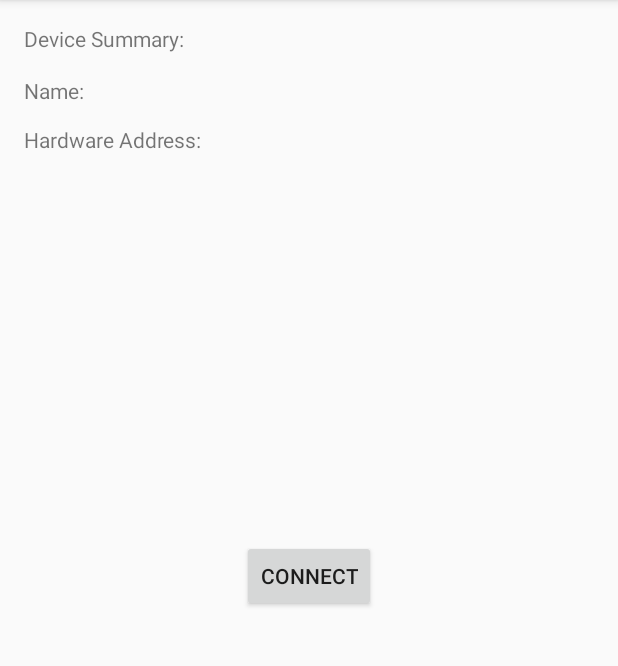
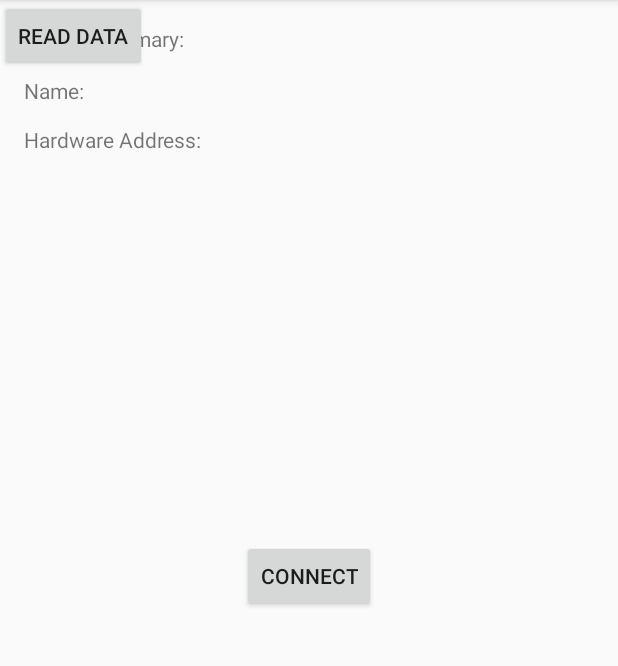
Before and after one commit to maniac-tech/PlayOnIntrusion, an Android app: the DeviceSummary screen opened directly, with no data from a screen before it, after a tap on "CONNECT", on a phone screen of 412 x 824 dp, the part 84-750 px from its top. Run offline under Robolectric (Android 15) with nearby library versions, the phone set to English and light mode, and no system bars; 8 statements that could not run were skipped.

Commit message:
Added data reading functionality

```diff
--- a/app/src/main/AndroidManifest.xml
+++ b/app/src/main/AndroidManifest.xml
@@ -20,7 +20,8 @@
                 <category android:name="android.intent.category.LAUNCHER" />
             </intent-filter>
         </activity>
-        <activity android:name=".DeviceSummary"></activity>
+        <activity android:name=".DeviceSummary" />
+        <activity android:name=".ReadData"></activity>
     </application>
 
 </manifest>
--- a/app/src/main/java/com/example/maniac/arduinobluetooth/DeviceSummary.java
+++ b/app/src/main/java/com/example/maniac/arduinobluetooth/DeviceSummary.java
@@ -4,6 +4,8 @@ import android.bluetooth.BluetoothAdapter;
 import android.bluetooth.BluetoothDevice;
 import android.bluetooth.BluetoothSocket;
 import android.content.Intent;
+import android.os.Handler;
+import android.os.Message;
 import android.support.v7.app.AppCompatActivity;
 import android.os.Bundle;
 import android.util.Log;
@@ -13,19 +15,29 @@ import android.widget.TextView;
 import org.w3c.dom.Text;
 
 import java.io.IOException;
+import java.io.InputStream;
+import java.io.OutputStream;
 import java.util.UUID;
 
 public class DeviceSummary extends AppCompatActivity {
     TextView displayDeviceName;
     TextView displayDeviceAdd;
 
+    String address = "00:21:13:01:45:9C";
+
     //defining Bluetooth Adapter:
     BluetoothAdapter adapter = BluetoothAdapter.getDefaultAdapter();
-    String address = "00:21:13:01:45:9C";
-//    String address = "75:C1:D0:6E:D4:6C";  //Artis
+
+    BluetoothDevice device = adapter.getRemoteDevice(address);
+    private static final String TAG = "MY_APP_DEBUG_TAG";
+
+    private Handler mHandler; // handler that gets info from Bluetooth service
+    //String address = "75:C1:D0:6E:D4:6C";  //Artis
     //String address = "C0:EE:FB:55:E4:C5"; //ONEPLUS
     //defining Bluetooth Device:
-    BluetoothDevice device = adapter.getRemoteDevice(address);
+
+
+    Intent dataActivity = new Intent(DeviceSummary.this, ReadData.class);
 
     @Override
     protected void onCreate(Bundle savedInstanceState) {
@@ -61,6 +73,8 @@ public class DeviceSummary extends AppCompatActivity {
         private BluetoothSocket mmSocket;
         private final BluetoothDevice mmDevice;
 
+
+
         public ConnectThread(BluetoothDevice device) {
             // Use a temporary object that is later assigned to mmSocket
             // because mmSocket is final.
@@ -90,6 +104,8 @@ public class DeviceSummary extends AppCompatActivity {
                 // This is a blocking call and will only return on a successful connection or an exception
                 Log.i("Debug","Connecting to socket...");
                 mmSocket.connect();
+                //startActivity(dataActivity);
+
             } catch (IOException e) {
                 Log.e("Debug", e.toString());
                 //  e.printStackTrace();
@@ -99,6 +115,8 @@ public class DeviceSummary extends AppCompatActivity {
                     mmSocket =(BluetoothSocket) mmDevice.getClass().getMethod("createRfcommSocket", new Class[] {int.class}).invoke(mmDevice,1);
                     mmSocket.connect();
                     Log.i("Debug","Connected");
+                    //startActivity(dataActivity);
+
                 } catch (Exception e2) {
                     Log.e("Debug", "Couldn't establish Bluetooth connection!");
                     try {
@@ -110,7 +128,14 @@ public class DeviceSummary extends AppCompatActivity {
                     return;
                 }
                 // return;
+                // The connection attempt succeeded. Perform work associated with
+                // the connection in a separate thread.
+
             }
+            Log.d("Data Debug","ConnectedThread object will start");
+            ConnectedThread dataLayegaYe = new ConnectedThread(mmSocket);
+            Log.d("Data Debug","ConnectedThread object created");
+            dataLayegaYe.run();
         }
 
         // Closes the client socket and causes the thread to finish.
@@ -128,4 +153,102 @@ public class DeviceSummary extends AppCompatActivity {
 //        Toast.makeText(getApplicationContext(), message, Toast.LENGTH_SHORT).show();
 //    }
     }
+
+    private interface MessageConstants {
+        public static final int MESSAGE_READ = 0;
+        public static final int MESSAGE_WRITE = 1;
+        public static final int MESSAGE_TOAST = 2;
+
+        // ... (Add other message types here as needed.)
+    }
+
+    private class ConnectedThread extends Thread {
+        private final BluetoothSocket mmSocket;
+        private final InputStream mmInStream;
+        private final OutputStream mmOutStream;
+        private byte[] mmBuffer; // mmBuffer store for the stream
+
+        public ConnectedThread(BluetoothSocket socket) {
+            mmSocket = socket;
+            InputStream tmpIn = null;
+            OutputStream tmpOut = null;
+
+            // Get the input and output streams; using temp objects because
+            // member streams are final.
+            try {
+                tmpIn = socket.getInputStream();
+                Log.d("ConnectedThread","InputStrean created");
+            } catch (IOException e) {
+                Log.e(TAG, "Error occurred when creating input stream", e);
+            }
+            try {
+                tmpOut = socket.getOutputStream();
+                Log.d("ConnectedThread","OutPut Stream created");
+            } catch (IOException e) {
+                Log.e(TAG, "Error occurred when creating output stream", e);
+            }
+
+            mmInStream = tmpIn;
+            mmOutStream = tmpOut;
+        }
+
+        public void run() {
+            mmBuffer = new byte[1024];
+            int numBytes; // bytes returned from read()
+
+            // Keep listening to the InputStream until an exception occurs.
+            while (true) {
+                try {
+                    // Read from the InputStream.
+                    numBytes = mmInStream.read(mmBuffer);
+                    // Send the obtained bytes to the UI activity.
+                    //Message readMsg = mHandler.obtainMessage(MessageConstants.MESSAGE_READ, numBytes, -1,mmBuffer);
+                    //readMsg.sendToTarget();
+
+                    String strReceived = new String(mmBuffer, 0, numBytes);
+                    final String msgReceived = String.valueOf(numBytes) +
+                            " bytes received:\n"
+                            + strReceived;
+                    Log.d("ANSWER",msgReceived);
+                    Log.d("INPUT READ","DATA READ.");
+                } catch (IOException e) {
+                    Log.d(TAG, "Input stream was disconnected", e);
+                    break;
+                }
+            }
+        }
+
+        // Call this from the main activity to send data to the remote device.
+        public void write(byte[] bytes) {
+            try {
+                mmOutStream.write(bytes);
+
+                // Share the sent message with the UI activity.
+                Message writtenMsg = mHandler.obtainMessage(
+                        MessageConstants.MESSAGE_WRITE, -1, -1, mmBuffer);
+                writtenMsg.sendToTarget();
+            } catch (IOException e) {
+                Log.e(TAG, "Error occurred when sending data", e);
+
+                // Send a failure message back to the activity.
+                Message writeErrorMsg =
+                        mHandler.obtainMessage(MessageConstants.MESSAGE_TOAST);
+                Bundle bundle = new Bundle();
+                bundle.putString("toast",
+                        "Couldn't send data to the other device");
+                writeErrorMsg.setData(bundle);
+                mHandler.sendMessage(writeErrorMsg);
+            }
+        }
+
+        // Call this method from the main activity to shut down the connection.
+        public void cancel() {
+            try {
+                mmSocket.close();
+            } catch (IOException e) {
+                Log.e(TAG, "Could not close the connect socket", e);
+            }
+        }
+    }
+
 }
--- a/app/src/main/res/layout/activity_device_summary.xml
+++ b/app/src/main/res/layout/activity_device_summary.xml
@@ -85,4 +85,12 @@
         app:layout_constraintLeft_toLeftOf="parent"
         app:layout_constraintTop_toTopOf="parent"
         android:onClick="establishClientConnection"/>
+
+    <Button
+        android:id="@+id/button5"
+        android:layout_width="wrap_content"
+        android:layout_height="wrap_content"
+        android:text="Read Data"
+        tools:layout_editor_absoluteX="147dp"
+        tools:layout_editor_absoluteY="313dp" />
 </android.support.constraint.ConstraintLayout>
```
Also changed, not shown: app/src/main/java/com/example/maniac/arduinobluetooth/ReadData.java (added, +13 -0 lines), app/src/main/res/layout/activity_read_data.xml (added, +9 -0 lines).
